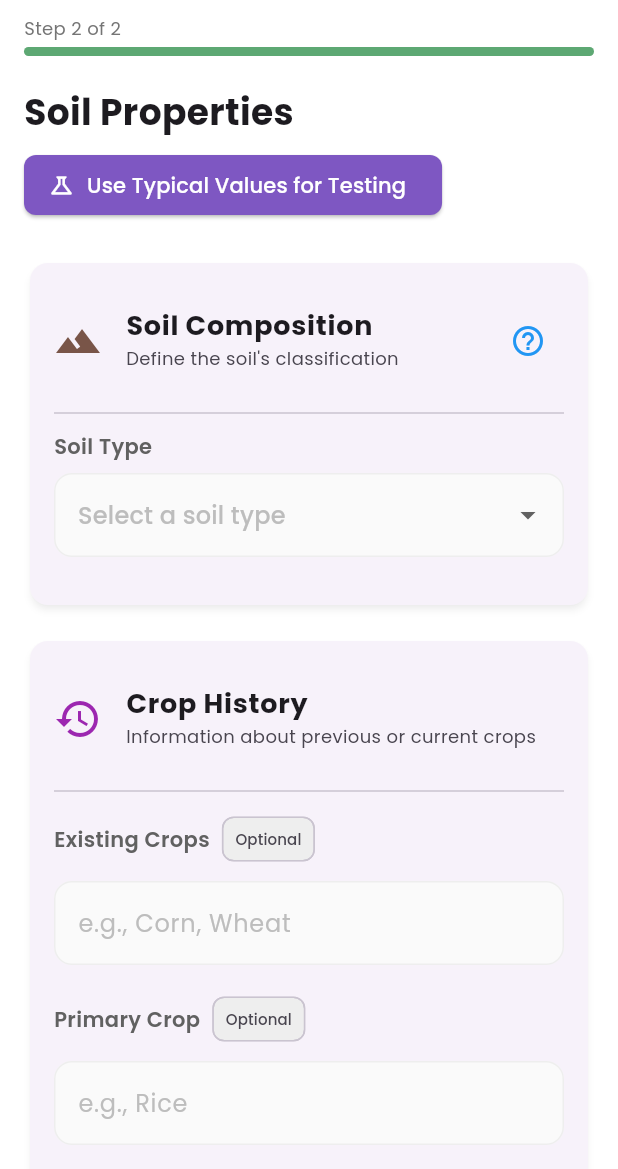
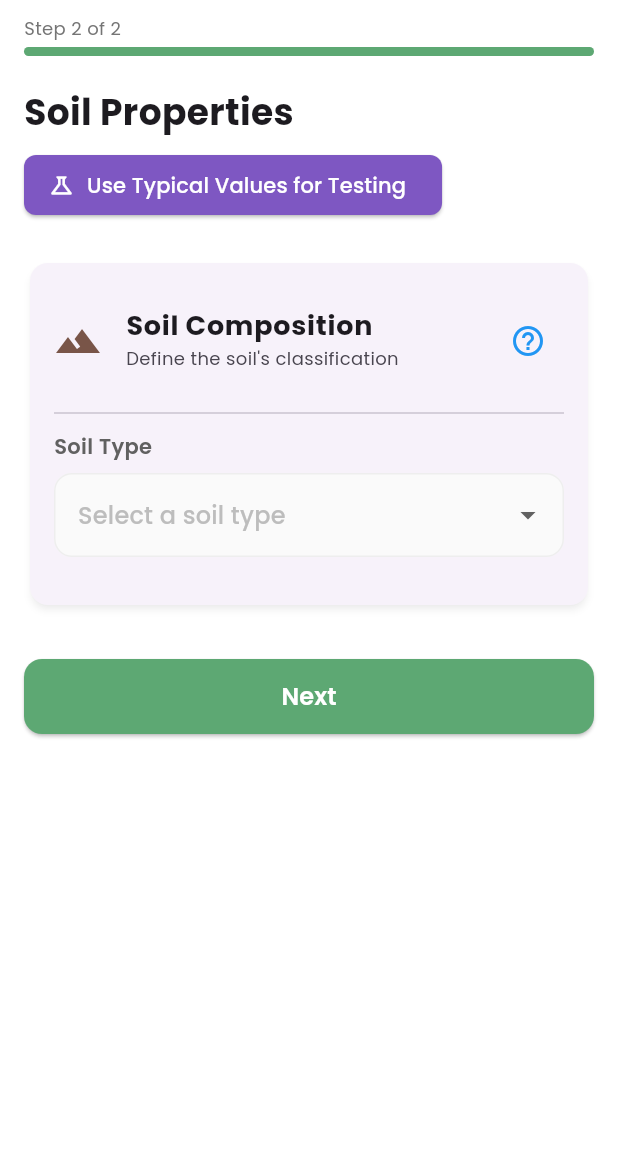
Before and after one commit to shaheenNawaf/npk_s_v2, a Flutter app: the SoilPropertiesScreen screen opened directly with empty values, on a phone screen of 412 x 824 dp, the part 67-1236 px from its top. Run offline on Flutter 3.47's test engine with Material 3 defaults, Android fonts, the phone set to English and light mode, and no system bars; our stand-ins replace csv, file_picker, flutter_blue_plus, geolocator, google_fonts, google_generative_ai; missing offline and left inert: excel; network calls fail.

Commit message:
Removed crop history

```diff
--- a/lib/models/soil_data.dart
+++ b/lib/models/soil_data.dart
@@ -18,8 +18,6 @@ class SoilData {
   double? manganese;
   double? boron;
   String? soilType;
-  String? existingCrops;
-  String? primaryCrop;
 
   SoilData({
     this.ph,
@@ -38,8 +36,6 @@ class SoilData {
     this.manganese,
     this.boron,
     this.soilType,
-    this.existingCrops,
-    this.primaryCrop,
   });
 
   factory SoilData.fromMap(Map<String, dynamic> data) {
@@ -87,8 +83,6 @@ class SoilData {
       'manganese': manganese,
       'boron': boron,
       'soilType': soilType,
-      'existingCrops': existingCrops,
-      'primaryCrop': primaryCrop,
     };
   }
 }
--- a/lib/pages/results_screen.dart
+++ b/lib/pages/results_screen.dart
@@ -189,8 +189,6 @@ class _ResultsScreenState extends State<ResultsScreen> {
     print('sulfur/S: ${widget.soilData.sulfur}');
     print('zinc: ${widget.soilData.zinc}');
     print('---------');
-    print('existing crops: ${widget.soilData.existingCrops}');
-    print('primary crops: ${widget.soilData.existingCrops}');
     print('soil type: ${widget.soilData.soilType}');
   }
 
@@ -564,15 +562,7 @@ class _ResultsScreenState extends State<ResultsScreen> {
               "Soil Properties",
               Icons.terrain,
               Colors.brown.shade700,
-              [
-                _buildDataRow("Soil Type", widget.soilData.soilType, ""),
-                _buildDataRow(
-                  "Existing Crops",
-                  widget.soilData.existingCrops,
-                  "",
-                ),
-                _buildDataRow("Primary Crop", widget.soilData.primaryCrop, ""),
-              ],
+              [_buildDataRow("Soil Type", widget.soilData.soilType, "")],
             ),
             const Divider(height: 24),
           ],
--- a/lib/pages/soil_properties_screen.dart
+++ b/lib/pages/soil_properties_screen.dart
@@ -88,8 +88,6 @@ class _SoilPropertiesScreenState extends State<SoilPropertiesScreen> {
     final mockData = MockDataService.getMockSoilData();
     setState(() {
       _selectedSoilType = mockData.soilType;
-      _existingCropsController.text = mockData.existingCrops ?? '';
-      _primaryCropController.text = mockData.primaryCrop ?? '';
     });
   }
 
@@ -97,11 +95,6 @@ class _SoilPropertiesScreenState extends State<SoilPropertiesScreen> {
     if (_formKey.currentState!.validate()) {
       setState(() {
         _soilData.soilType = _selectedSoilType;
-        _soilData.existingCrops = _existingCropsController.text;
-        _soilData.primaryCrop =
-            _primaryCropController.text.isNotEmpty
-                ? _primaryCropController.text
-                : null;
       });
 
       Navigator.push(
@@ -170,32 +163,6 @@ class _SoilPropertiesScreenState extends State<SoilPropertiesScreen> {
                   ),
                 ],
               ),
-              const SizedBox(height: 16),
-              _buildSectionCard(
-                icon: Icons.history,
-                iconColor: Colors.purple,
-                title: "Crop History",
-                subtitle: "Information about previous or current crops",
-                fields: [
-                  _buildTextField(
-                    label: "Existing Crops",
-                    hint: "e.g., Corn, Wheat",
-                    unit: "",
-                    controller: _existingCropsController,
-                    isOptional: true,
-                    isNumeric: false,
-                  ),
-                  _buildTextField(
-                    label: "Primary Crop",
-                    hint: "e.g., Rice",
-                    unit: "",
-                    controller: _primaryCropController,
-                    isOptional: true,
-                    isNumeric: false,
-                  ),
-                ],
-              ),
-
               const SizedBox(height: 32),
               ElevatedButton(
                 onPressed: _onNext,
--- a/lib/services/mock_data_service.dart
+++ b/lib/services/mock_data_service.dart
@@ -21,8 +21,6 @@ class MockDataService {
 
       // Soil Properties
       soilType: 'Loam',
-      existingCrops: 'Corn, Wheat',
-      primaryCrop: 'Corn',
     );
   }
 }
```
